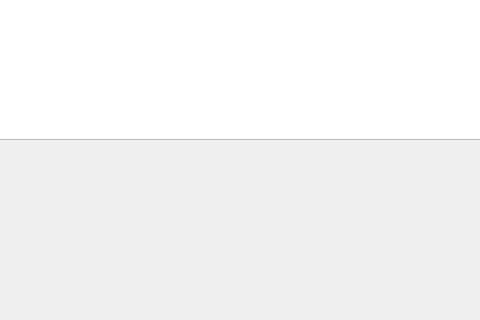
Old version of the form mainwindow.ui in the repository aplecom/StaffBD; both pictures show x 195 to 675 and y 280 to 600 of the 900 by 600 pixel window.
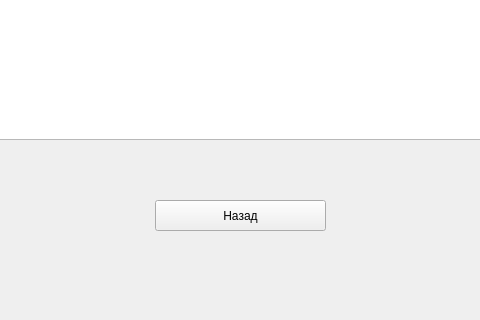
New version of the form.

What changed in the file:
```diff
--- a/mainwindow.ui
+++ b/mainwindow.ui
@@ -63,6 +63,19 @@
      <bool>false</bool>
     </attribute>
    </widget>
+   <widget class="QPushButton" name="backBtn">
+    <property name="geometry">
+     <rect>
+      <x>350</x>
+      <y>480</y>
+      <width>171</width>
+      <height>31</height>
+     </rect>
+    </property>
+    <property name="text">
+     <string>Назад</string>
+    </property>
+   </widget>
   </widget>
  </widget>
  <resources/>
```
